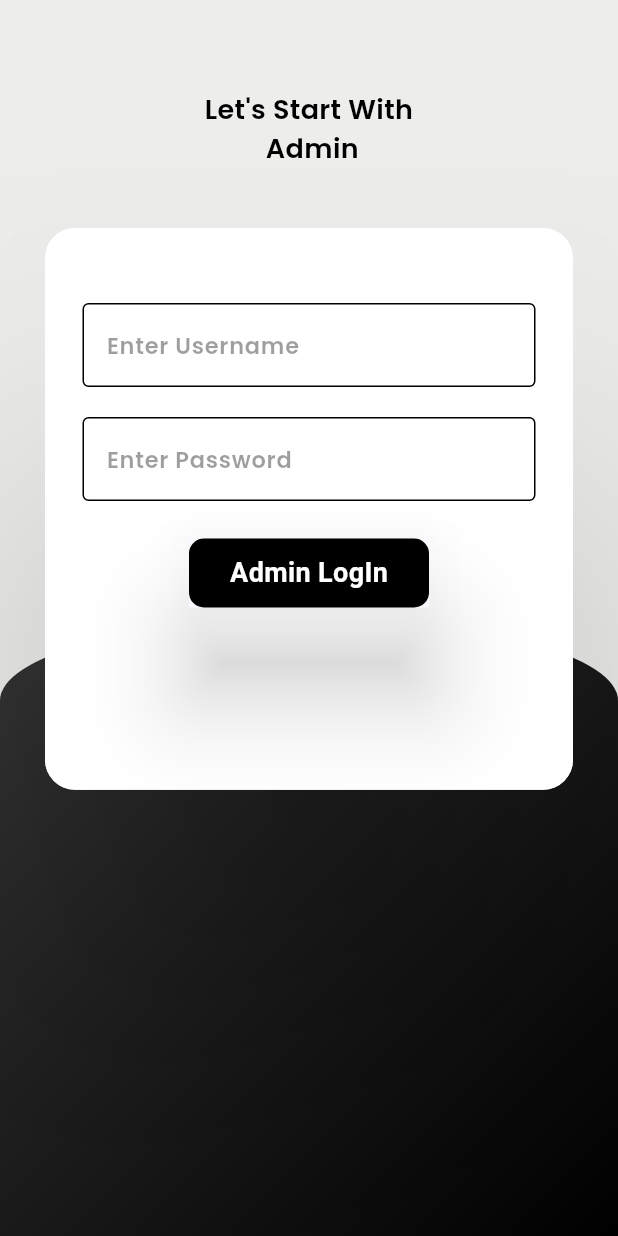
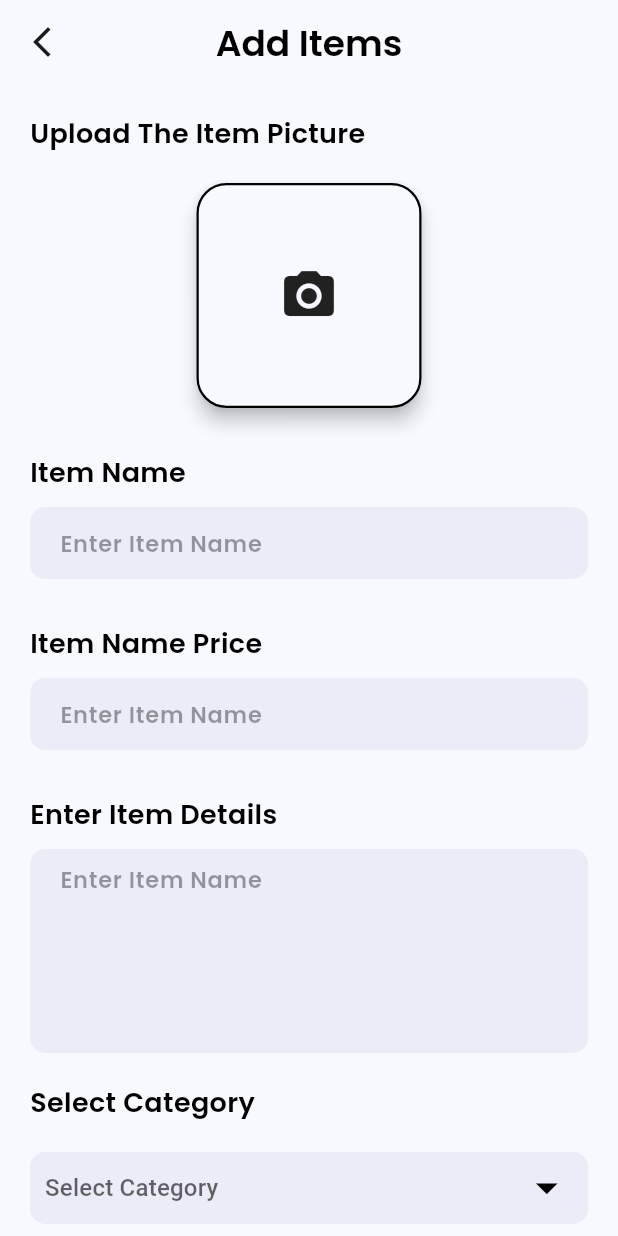
Before and after one commit to mudakkirafridi/E-Commerce-App, a Flutter app: the screen it shows after launch, on a phone screen of 412 x 824 dp. Run offline on Flutter 3.47's test engine with Material 3 defaults, Android fonts, the phone set to English and light mode, and no system bars; our stand-ins replace cloud_firestore, curved_navigation_bar, firebase_auth, firebase_core; accounts and stored records are empty.

Commit message:
add item admin complete ui

```diff
--- /dev/null
+++ b/lib/admin/food_add_screen.dart
@@ -0,0 +1,206 @@
+import 'package:e_commerce_app/admin/home.dart';
+import 'package:e_commerce_app/widgets/widget_support.dart';
+import 'package:flutter/material.dart';
+
+class FoodAddScreen extends StatefulWidget {
+  const FoodAddScreen({super.key});
+
+  @override
+  State<FoodAddScreen> createState() => _FoodAddScreenState();
+}
+
+class _FoodAddScreenState extends State<FoodAddScreen> {
+  final List<String> items = ['Ice-Cream', 'Salad', 'Pizza', 'Burger'];
+  String? dropDownValue;
+  TextEditingController nameController = TextEditingController();
+  TextEditingController itemPriceController = TextEditingController();
+  TextEditingController itemDetailController = TextEditingController();
+  @override
+  Widget build(BuildContext context) {
+    return Scaffold(
+      appBar: AppBar(
+        centerTitle: true,
+        title: Text(
+          'Add Items',
+          style: AppWidget.headlineTextStyle(),
+        ),
+        leading: GestureDetector(
+          onTap: () {
+            Navigator.push(
+                context,
+                MaterialPageRoute(
+                    builder: (context) => const AdminHomeScreen()));
+          },
+          child: const Icon(Icons.arrow_back_ios_new_outlined),
+        ),
+      ),
+      body: SingleChildScrollView(
+        child: Container(
+          margin:
+              const EdgeInsets.only(top: 20, right: 20, left: 20, bottom: 30),
+          child: Column(
+            crossAxisAlignment: CrossAxisAlignment.start,
+            children: [
+              Text(
+                'Upload The Item Picture',
+                style: AppWidget.semiBoldTextStyle(),
+              ),
+              const SizedBox(
+                height: 20,
+              ),
+              Center(
+                child: Material(
+                    elevation: 5,
+                    borderRadius: BorderRadius.circular(20),
+                    child: Container(
+                      height: 150,
+                      width: 150,
+                      decoration: BoxDecoration(
+                          borderRadius: BorderRadius.circular(20),
+                          border: Border.all(color: Colors.black, width: 1.5)),
+                      child: const Icon(
+                        Icons.camera_alt,
+                        size: 40,
+                      ),
+                    )),
+              ),
+              const SizedBox(
+                height: 30,
+              ),
+              Text(
+                'Item Name',
+                style: AppWidget.semiBoldTextStyle(),
+              ),
+              const SizedBox(
+                height: 10,
+              ),
+              Container(
+                padding: const EdgeInsets.symmetric(horizontal: 20),
+                width: MediaQuery.of(context).size.width,
+                decoration: BoxDecoration(
+                    color: const Color(0xffececf8),
+                    borderRadius: BorderRadius.circular(10)),
+                child: TextField(
+                  controller: nameController,
+                  decoration: InputDecoration(
+                      border: InputBorder.none,
+                      hintText: "Enter Item Name",
+                      hintStyle: AppWidget.lightTextStyle()),
+                ),
+              ),
+              //==============================
+              const SizedBox(
+                height: 30,
+              ),
+              Text(
+                'Item Name Price',
+                style: AppWidget.semiBoldTextStyle(),
+              ),
+              const SizedBox(
+                height: 10,
+              ),
+              Container(
+                padding: const EdgeInsets.symmetric(horizontal: 20),
+                width: MediaQuery.of(context).size.width,
+                decoration: BoxDecoration(
+                    color: const Color(0xffececf8),
+                    borderRadius: BorderRadius.circular(10)),
+                child: TextField(
+                  controller: itemPriceController,
+                  decoration: InputDecoration(
+                      border: InputBorder.none,
+                      hintText: "Enter Item Name",
+                      hintStyle: AppWidget.lightTextStyle()),
+                ),
+              ),
+              //===========================================
+              const SizedBox(
+                height: 30,
+              ),
+              Text(
+                'Enter Item Details',
+                style: AppWidget.semiBoldTextStyle(),
+              ),
+              const SizedBox(
+                height: 10,
+              ),
+              Container(
+                padding: const EdgeInsets.symmetric(horizontal: 20),
+                width: MediaQuery.of(context).size.width,
+                decoration: BoxDecoration(
+                    color: const Color(0xffececf8),
+                    borderRadius: BorderRadius.circular(10)),
+                child: TextField(
+                  maxLines: 5,
+                  controller: itemDetailController,
+                  decoration: InputDecoration(
+                      border: InputBorder.none,
+                      hintText: "Enter Item Name",
+                      hintStyle: AppWidget.lightTextStyle()),
+                ),
+              ),
+              const SizedBox(
+                height: 20,
+              ),
+              Text(
+                'Select Category',
+                style: AppWidget.semiBoldTextStyle(),
+              ),
+              const SizedBox(
+                height: 20,
+              ),
+              Container(
+                width: MediaQuery.of(context).size.width,
+                padding: const EdgeInsets.symmetric(horizontal: 10),
+                decoration: BoxDecoration(
+                    color: const Color(0xffececf8),
+                    borderRadius: BorderRadius.circular(10)),
+                child: DropdownButtonHideUnderline(
+                    child: DropdownButton<String>(
+                  items: items
+                      .map((item) => DropdownMenuItem<String>(
+                            value: item,
+                            child: Text(item),
+                          ))
+                      .toList(),
+                  dropdownColor: Colors.white,
+                  hint: const Text('Select Category'),
+                  iconSize: 35,
+                  icon: const Icon(
+                    Icons.arrow_drop_down,
+                    color: Colors.black,
+                  ),
+                  onChanged: ((value) => setState(() {
+                        dropDownValue = value;
+                      })),
+                  value: dropDownValue,
+                )),
+              ),
+              const SizedBox(
+                height: 20,
+              ),
+              Center(
+                child: Container(
+                  width: 160,
+                  padding: const EdgeInsets.all(10),
+                  decoration: BoxDecoration(
+                      color: Colors.black,
+                      borderRadius: BorderRadius.circular(10)),
+                  child: const Center(
+                    child: Text(
+                      'Add',
+                      style: TextStyle(
+                          color: Colors.white,
+                          fontSize: 18,
+                          fontWeight: FontWeight.bold),
+                    ),
+                  ),
+                ),
+              ),
+            ],
+          ),
+        ),
+      ),
+    );
+  }
+}
--- a/lib/main.dart
+++ b/lib/main.dart
@@ -1,4 +1,6 @@
 import 'package:e_commerce_app/admin/admin_login.dart';
+import 'package:e_commerce_app/admin/food_add_screen.dart';
+import 'package:e_commerce_app/admin/home.dart';
 import 'package:e_commerce_app/firebase_options.dart';
 import 'package:e_commerce_app/pages/bottom_nav.dart';
 import 'package:e_commerce_app/pages/details.dart';
@@ -30,7 +32,7 @@ class MyApp extends StatelessWidget {
             seedColor: const Color.fromARGB(255, 252, 251, 253)),
         useMaterial3: true,
       ),
-      home: const AdminLoginScreen(),
+      home: const FoodAddScreen(),
     );
   }
 }
--- a/pubspec.yaml
+++ b/pubspec.yaml
@@ -39,6 +39,7 @@ dependencies:
   firebase_core:
   firebase_auth:
   cloud_firestore:
+  image_picker:
 
 dev_dependencies:
   flutter_test:
```
Also changed, not shown: lib/admin/admin_login.dart (+31 -2 lines), lib/admin/home.dart (added, +75 -0 lines), pubspec.lock, 5 other files.
